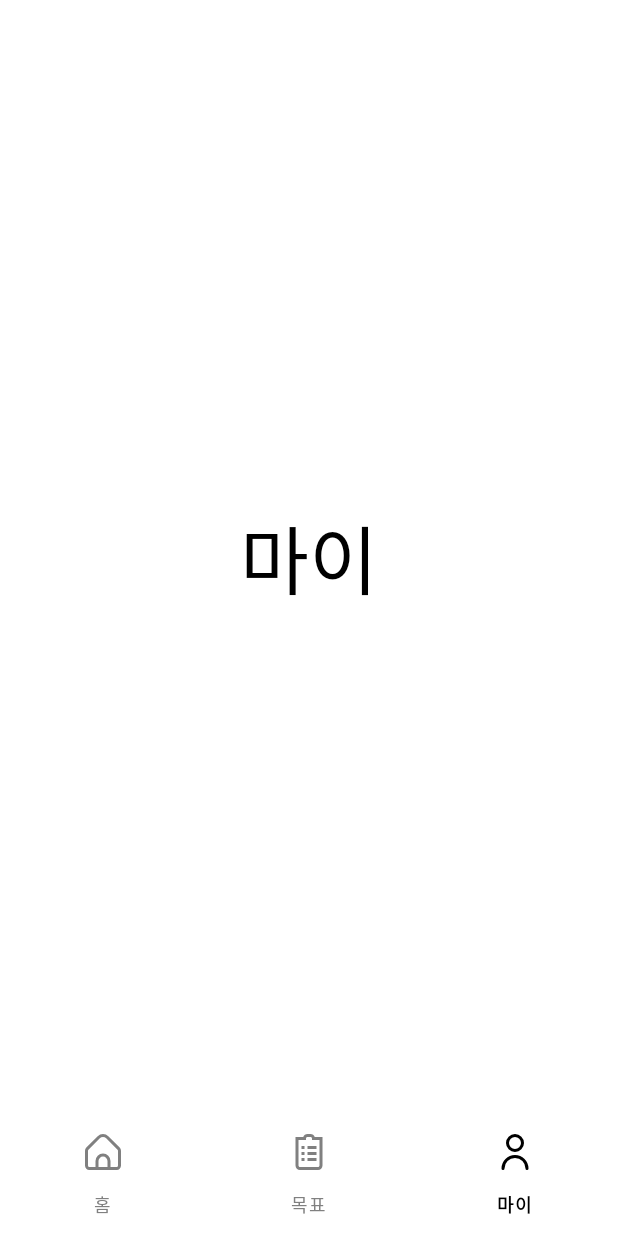
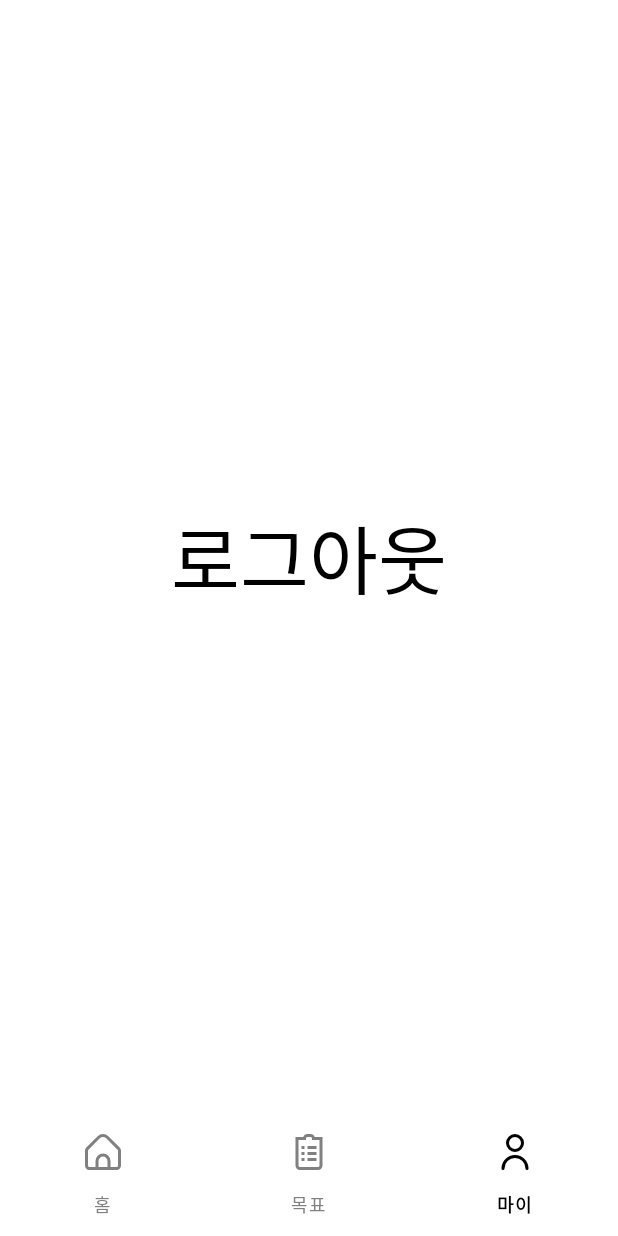
Before and after one commit to MARS-19th/mars_front, an Android app: the MainActivity screen opened directly, with no data from a screen before it, item 3 of the bottom bar chosen, on a phone screen of 412 x 824 dp. Run offline under Robolectric (Android 15) with nearby library versions, the phone set to English and light mode, and no system bars; libraries missing offline, so code that uses them is left out: com.kakao.sdk; network calls fail; 2 statements that could not run were skipped.

Commit message:
로그아웃 추가

```diff
--- a/app/src/main/java/com/example/marsproject/LoginActivity.kt
+++ b/app/src/main/java/com/example/marsproject/LoginActivity.kt
@@ -54,7 +54,7 @@ class LoginActivity : AppCompatActivity() {
                             )
                             // 완료 결과 보내기
                             val intentM = Intent()
-                            intentM.putExtra("id", user.kakaoAccount?.email)
+                            intentM.putExtra("id", user.id.toString())
                             setResult(RESULT_OK, intentM)
                             finish()
                         }
@@ -98,7 +98,7 @@ class LoginActivity : AppCompatActivity() {
                                 )
                                 // 완료 결과 보내기
                                 val intentM = Intent()
-                                intentM.putExtra("id", user.kakaoAccount?.email)
+                                intentM.putExtra("id", user.id.toString())
                                 setResult(RESULT_OK, intentM)
                                 finish()
                             }
@@ -113,4 +113,6 @@ class LoginActivity : AppCompatActivity() {
             }
         }
     }
+
+    override fun onBackPressed() {}
 }
--- a/app/src/main/java/com/example/marsproject/MainMypageFragment.kt
+++ b/app/src/main/java/com/example/marsproject/MainMypageFragment.kt
@@ -15,6 +15,12 @@ class MainMypageFragment : Fragment() {
         savedInstanceState: Bundle?
     ): View? {
         binding = FragmentMainMypageBinding.inflate(inflater)
+
+        binding.logout.setOnClickListener{
+            (activity as MainActivity).clearLogin()
+            (activity as MainActivity).clickchangeFragment(3)
+        }
+
         return binding.root
     }
 }
--- a/app/src/main/res/layout/fragment_main_mypage.xml
+++ b/app/src/main/res/layout/fragment_main_mypage.xml
@@ -6,10 +6,11 @@
     tools:context=".MainMypageFragment">
 
     <TextView
+        android:id="@+id/logout"
         android:layout_width="match_parent"
         android:layout_height="match_parent"
         android:gravity="center"
-        android:text="마이"
+        android:text="로그아웃"
         android:textColor="@android:color/black"
         android:textSize="50sp"/>
 </LinearLayout>
```
Also changed, not shown: app/src/main/java/com/example/marsproject/MainActivity.kt (+16 -0 lines).
